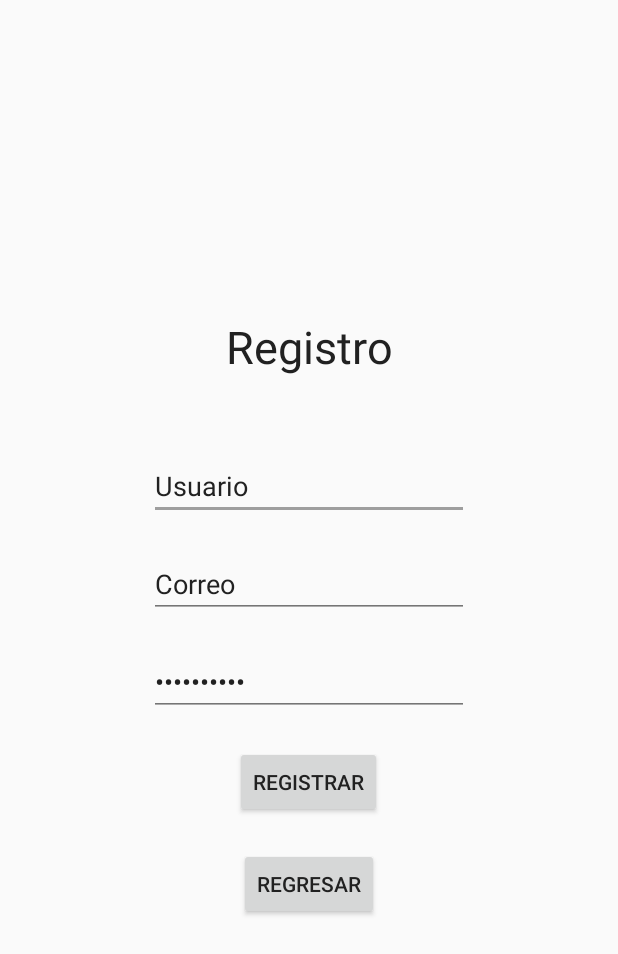
After one commit to Masdz/Kenti, an Android app: the layout activity_registro.xml on its own in the app's theme, with its tools: preview values and no code run, on a phone screen of 412 x 824 dp. The commit adds this screen. Shown: the top 954 px of the screen. Run offline under Robolectric (Android 15) with nearby library versions, the phone set to English and light mode, and no system bars.

Commit message:
Pantalla de registro

```diff
--- a/app/src/main/res/layout/activity_login.xml
+++ b/app/src/main/res/layout/activity_login.xml
@@ -28,7 +28,8 @@
             android:id="@+id/email_login_form"
             android:layout_width="match_parent"
             android:layout_height="wrap_content"
-            android:orientation="vertical">
+            android:orientation="vertical"
+            android:gravity="center">
 
             <android.support.design.widget.TextInputLayout
                 android:layout_width="match_parent"
@@ -65,12 +66,12 @@
 
             <Button
                 android:id="@+id/email_sign_in_button"
-                style="?android:textAppearanceSmall"
-                android:layout_width="match_parent"
-                android:layout_height="wrap_content"
-                android:layout_marginTop="16dp"
-                android:text="@string/action_sign_in"
-                android:textStyle="bold" />
+                style="@style/Boton"
+                android:text="Ingresar"/>
+
+            <Button
+                style="@style/Boton"
+                android:text="Registrar"/>
 
         </LinearLayout>
     </ScrollView>
--- /dev/null
+++ b/app/src/main/res/layout/activity_registro.xml
@@ -0,0 +1,79 @@
+<?xml version="1.0" encoding="utf-8"?>
+<LinearLayout xmlns:android="http://schemas.android.com/apk/res/android"
+        xmlns:tools="http://schemas.android.com/tools"
+        android:layout_width="match_parent"
+        android:layout_height="match_parent"
+        android:gravity="center"
+        tools:context="kenti.kaktia.com.kenti.FiltrosActivity">
+
+
+    <ScrollView
+        android:layout_width="match_parent"
+        android:layout_height="wrap_content">
+
+        <LinearLayout
+            android:layout_width="match_parent"
+            android:layout_height="wrap_content"
+            android:orientation="vertical"
+            android:gravity="center">
+
+            <TextView
+                style="@style/Titulo"
+                android:text="Registro"/>
+            <Space
+                android:layout_width="match_parent"
+                android:layout_height="50dp" />
+
+            <EditText
+                android:id="@+id/usuario"
+                android:layout_width="wrap_content"
+                android:layout_height="wrap_content"
+                android:layout_weight="1"
+                android:ems="10"
+                android:inputType="textPersonName"
+                android:text="Usuario" />
+            <Space
+                android:layout_width="match_parent"
+                android:layout_height="20dp" />
+
+            <EditText
+                android:id="@+id/email"
+                android:layout_width="wrap_content"
+                android:layout_height="wrap_content"
+                android:layout_weight="1"
+                android:ems="10"
+                android:inputType="textEmailAddress"
+                android:text="Correo" />
+            <Space
+                android:layout_width="match_parent"
+                android:layout_height="20dp" />
+
+            <EditText
+                android:id="@+id/contrasenia"
+                android:layout_width="wrap_content"
+                android:layout_height="wrap_content"
+                android:layout_weight="1"
+                android:ems="10"
+                android:inputType="textPassword"
+                android:text="Contraseña" />
+            <Space
+                android:layout_width="match_parent"
+                android:layout_height="20dp" />
+
+            <Button
+                style="@style/Boton"
+                android:text="Registrar"/>
+
+            <Space
+                android:layout_width="match_parent"
+                android:layout_height="20dp" />
+
+            <Button
+                style="@style/Boton"
+                android:text="Regresar"/>
+
+
+        </LinearLayout>
+    </ScrollView>
+
+</LinearLayout>
```
